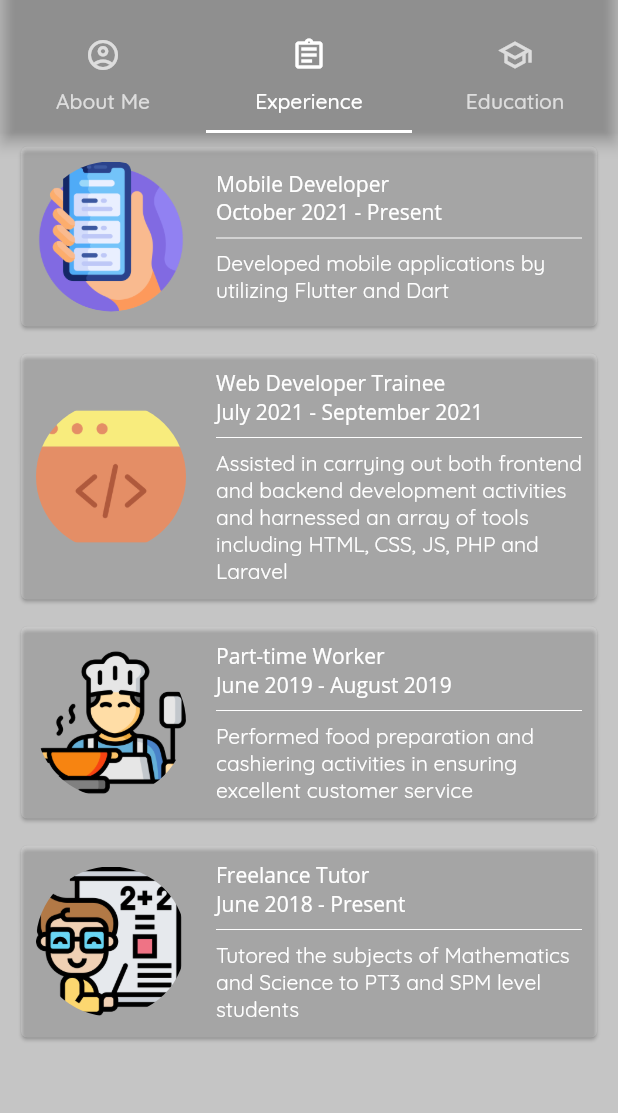
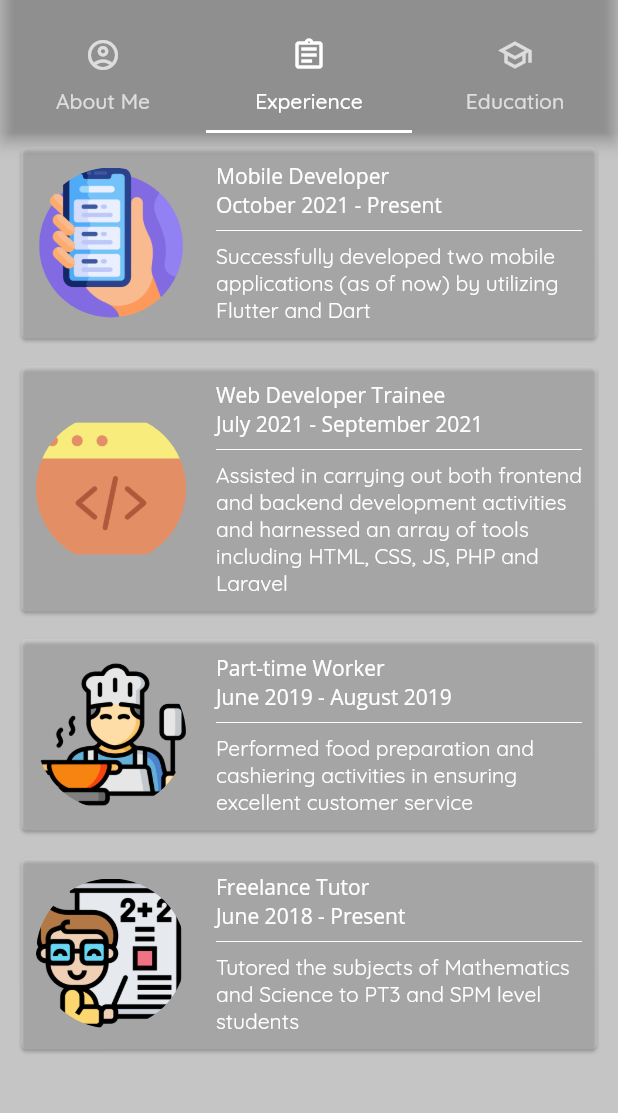
Before and after one commit to afiqaimanafr/resume-mobile-app, a Flutter app: the screen it shows after launch, tab 2 chosen, on a phone screen of 412 x 824 dp, the part 62-1175 px from its top. Run offline on Flutter 3.47's test engine with Material 2 defaults, Android fonts, the light colour scheme and no system bars; Roboto replaces fonts that are missing (QuickSand).

Commit message:
latest ui

```diff
--- a/lib/screens/experience/experience_screen.dart
+++ b/lib/screens/experience/experience_screen.dart
@@ -9,7 +9,7 @@ class ExperienceScreen extends StatelessWidget {
       subtitle: 'October 2021 - Present',
       image: 'assets/images/smartphone.png',
       firstDetail:
-          'Developed mobile applications by utilizing Flutter and Dart',
+          'Successfully developed two mobile applications (as of now) by utilizing Flutter and Dart',
     ),
     ExperienceModel(
       title: 'Web Developer Trainee',
```
